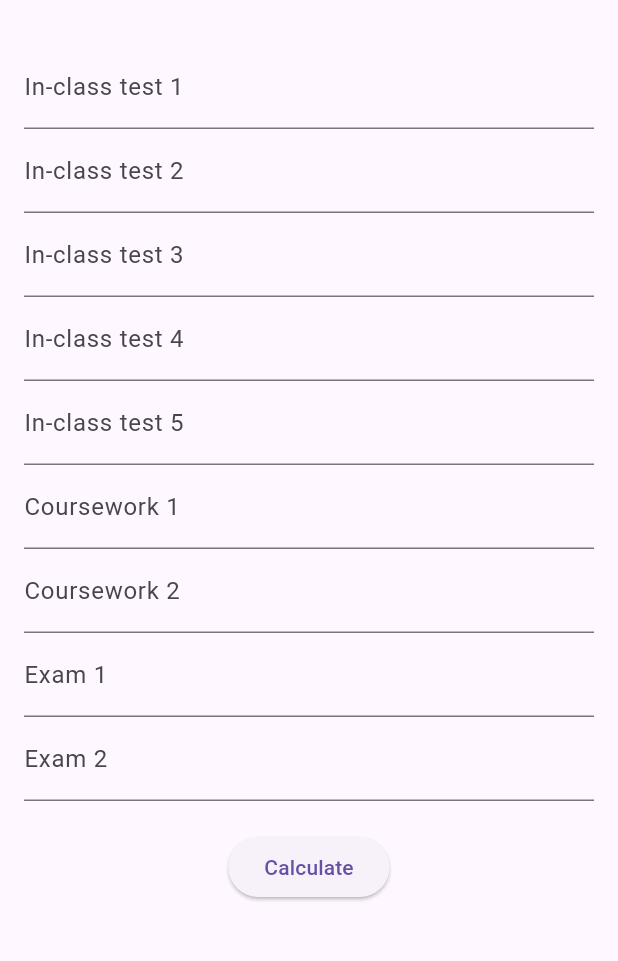
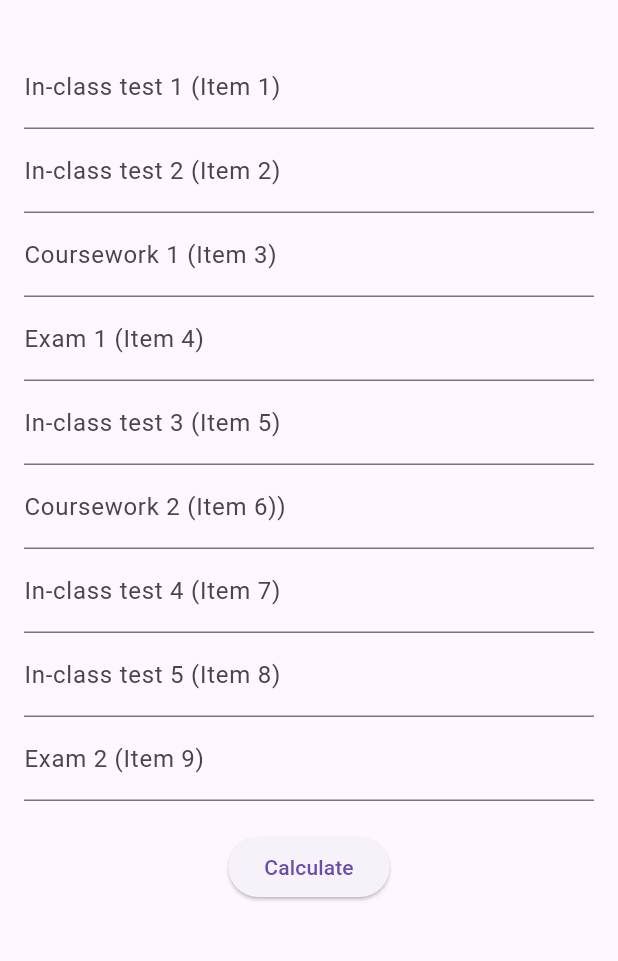
Before and after one commit to manighahrmani/programming_marks_calculator, a Flutter app: the screen it shows after launch, on a phone screen of 412 x 824 dp, the part 63-1024 px from its top. Run offline on Flutter 3.47's test engine with Material 3 defaults, Android fonts, the phone set to English and light mode, and no system bars.

Commit message:
chore: Update order of text controllers and their labels

```diff
--- a/lib/ui/home_page.dart
+++ b/lib/ui/home_page.dart
@@ -11,15 +11,15 @@ class HomePage extends StatefulWidget {
 
 class _HomePageState extends State<HomePage> {
   final Map<String, TextEditingController> _controllers = {
-    'In-class test 1': TextEditingController(),
-    'In-class test 2': TextEditingController(),
-    'In-class test 3': TextEditingController(),
-    'In-class test 4': TextEditingController(),
-    'In-class test 5': TextEditingController(),
-    'Coursework 1': TextEditingController(),
-    'Coursework 2': TextEditingController(),
-    'Exam 1': TextEditingController(),
-    'Exam 2': TextEditingController(),
+    'In-class test 1 (Item 1)': TextEditingController(),
+    'In-class test 2 (Item 2)': TextEditingController(),
+    'Coursework 1 (Item 3)': TextEditingController(),
+    'Exam 1 (Item 4)': TextEditingController(),
+    'In-class test 3 (Item 5)': TextEditingController(),
+    'Coursework 2 (Item 6))': TextEditingController(),
+    'In-class test 4 (Item 7)': TextEditingController(),
+    'In-class test 5 (Item 8)': TextEditingController(),
+    'Exam 2 (Item 9)': TextEditingController(),
   };
 
   String _resultMessage = "";
```
